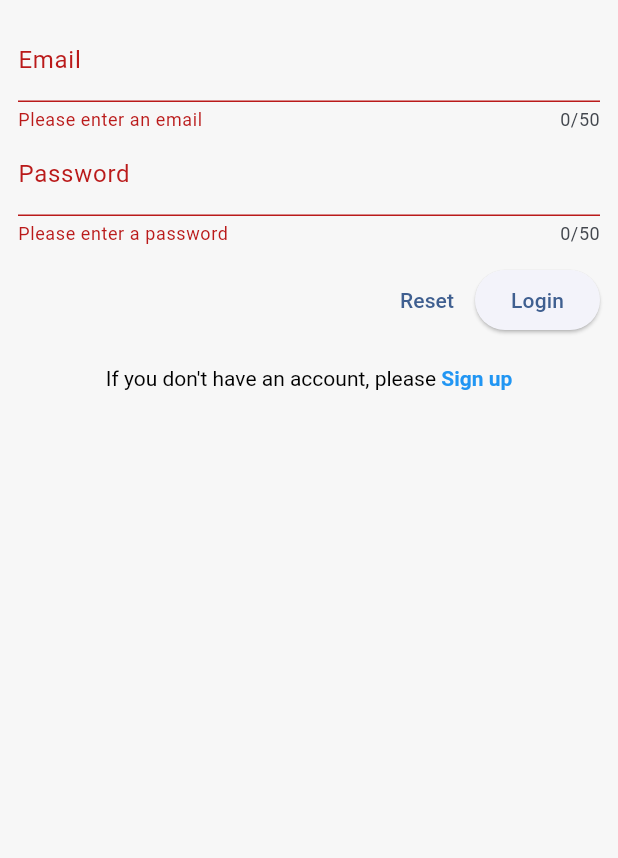
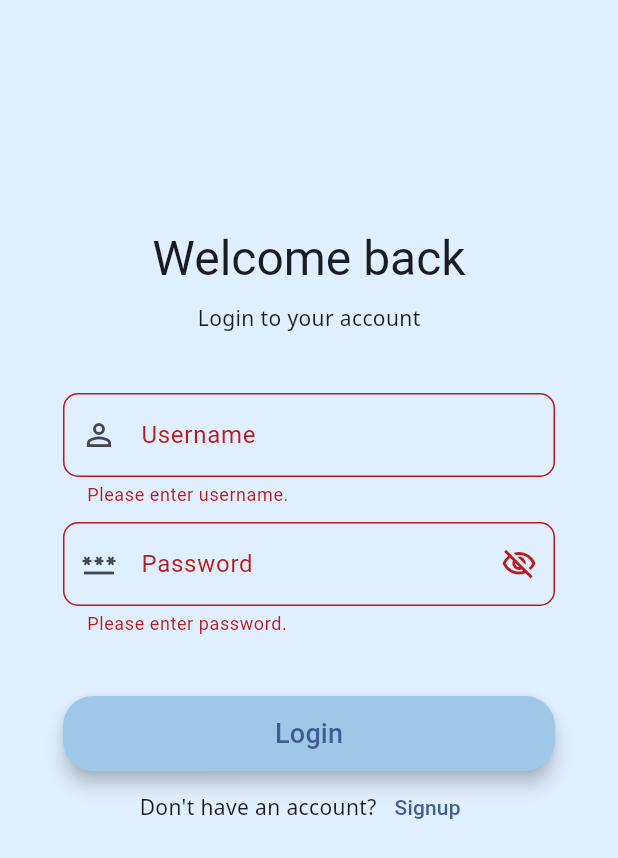
Before and after one commit to Sofiia13/travel_app, a Flutter app: the screen it shows after launch, after a tap on "Login", on a phone screen of 412 x 824 dp. Shown: the top 858 px of the screen. Run offline on Flutter 3.47's test engine with Material 3 defaults, Android fonts, the phone set to English and light mode, and no system bars; our stand-ins replace firebase_auth, firebase_core, firebase_database, flutter_chat_types, flutter_chat_ui, flutter_map and 6 more; missing offline and left inert: googleapis; accounts and stored records are empty.

Commit message:
Added ui to login screen

```diff
--- a/lib/screens/login.dart
+++ b/lib/screens/login.dart
@@ -1,4 +1,3 @@
-import 'package:flutter/gestures.dart';
 import 'package:flutter/material.dart';
 import 'package:firebase_auth/firebase_auth.dart';
 import 'package:travel_app/screens/create_journey.dart';
@@ -14,21 +13,22 @@ class LogInScreen extends StatefulWidget {
 
 class _LogInScreenState extends State<LogInScreen> {
   final _formKey = GlobalKey<FormState>();
-
   String emailAddress = '';
   String password = '';
+  bool isPasswordVisible = false;
 
   void signInWithEmailAndPassword() async {
     if (_formKey.currentState!.validate()) {
       _formKey.currentState!.save();
       try {
-        final credential = await FirebaseAuth.instance
-            .signInWithEmailAndPassword(
-                email: emailAddress, password: password);
-
+        await FirebaseAuth.instance.signInWithEmailAndPassword(
+          email: emailAddress,
+          password: password,
+        );
+        // Navigate to the main page after successful login
         _goToHomePage(context);
       } on FirebaseAuthException catch (e) {
-        // Handle specific error codes
+        // Handle specific Firebase errors with user-friendly messages
         String errorMessage;
         switch (e.code) {
           case 'user-not-found':
@@ -41,9 +41,6 @@ class _LogInScreenState extends State<LogInScreen> {
           case 'invalid-email':
             errorMessage = 'The email address is not valid.';
             break;
-          case 'invalid-credential':
-            errorMessage = 'The email address or password is not valid.';
-            break;
           case 'user-disabled':
             errorMessage = 'This user account has been disabled.';
             break;
@@ -53,11 +50,9 @@ class _LogInScreenState extends State<LogInScreen> {
           default:
             errorMessage = 'An unexpected error occurred. Please try again.';
         }
-        print('FirebaseAuthException: ${e.code}, Message: ${e.message}');
-
-        showMessage(errorMessage); // Use the custom message
+        showMessage(errorMessage);
       } catch (e) {
-        // Handle other exceptions
+        // Handle non-Firebase-related exceptions
         showMessage('An unexpected error occurred: $e');
       }
     }
@@ -84,6 +79,12 @@ class _LogInScreenState extends State<LogInScreen> {
     });
   }
 
+  void _togglePasswordVisibility() {
+    setState(() {
+      isPasswordVisible = !isPasswordVisible;
+    });
+  }
+
   void _goToHomePage(BuildContext context) {
     Navigator.of(context).pushReplacement(
       MaterialPageRoute(
@@ -93,7 +94,7 @@ class _LogInScreenState extends State<LogInScreen> {
   }
 
   void _goToSignUp(BuildContext context) {
-    Navigator.of(context).pushReplacement(
+    Navigator.of(context).push(
       MaterialPageRoute(
         builder: (ctx) => const SignUpScreen(),
       ),
@@ -102,43 +103,26 @@ class _LogInScreenState extends State<LogInScreen> {
 
   @override
   Widget build(BuildContext context) {
-    // var _isSending = false;
-
     return Scaffold(
-      body: Padding(
+      backgroundColor: Color.fromARGB(255, 224, 239, 255),
+      body: SingleChildScrollView(
+        // Ensures the body is scrollable
         padding: const EdgeInsets.all(12),
         child: Column(
+          mainAxisAlignment: MainAxisAlignment.center,
           children: [
+            const SizedBox(height: 60), // Adjust top padding for better spacing
             AuthenticationForm(
               authenticateUser: signInWithEmailAndPassword,
               formKey: _formKey,
               onEmailChanged: updateEmail,
               onPasswordChanged: updatePassword,
               buttonText: 'Login',
-              goTo: () {
-                // _goToHomePage(context);
-              },
+              isPasswordVisible: isPasswordVisible,
+              onTogglePasswordVisibility: _togglePasswordVisibility,
+              navigateToSignup: () => _goToSignUp(context),
             ),
-            const SizedBox(height: 20),
-            RichText(
-              text: TextSpan(
-                text: "If you don't have an account, please ",
-                style: const TextStyle(color: Colors.black),
-                children: [
-                  TextSpan(
-                    text: 'Sign up',
-                    style: const TextStyle(
-                      color: Colors.blue,
-                      fontWeight: FontWeight.bold,
-                    ),
-                    recognizer: TapGestureRecognizer()
-                      ..onTap = () {
-                        _goToSignUp(context);
-                      },
-                  ),
-                ],
-              ),
-            ),
+            const SizedBox(height: 20), // Add space at the bottom
           ],
         ),
       ),
--- a/lib/widgets/authentication_form.dart
+++ b/lib/widgets/authentication_form.dart
@@ -3,75 +3,118 @@ import 'package:flutter/material.dart';
 class AuthenticationForm extends StatelessWidget {
   AuthenticationForm({
     super.key,
-    required this.authenticateUser,
     required this.formKey,
     required this.onEmailChanged,
     required this.onPasswordChanged,
+    required this.authenticateUser,
     required this.buttonText,
-    required this.goTo,
+    required this.onTogglePasswordVisibility,
+    required this.isPasswordVisible,
+    required this.navigateToSignup,
   });
 
-  final void Function() authenticateUser;
   final GlobalKey<FormState> formKey;
   final void Function(String) onEmailChanged;
   final void Function(String) onPasswordChanged;
+  final void Function() authenticateUser;
   final String buttonText;
-  void Function() goTo;
+  final void Function() onTogglePasswordVisibility;
+  final bool isPasswordVisible;
+  final void Function() navigateToSignup;
 
   @override
   Widget build(BuildContext context) {
-    return Form(
+    return SafeArea(
+      child: SingleChildScrollView(
+        padding: const EdgeInsets.symmetric(horizontal: 30),
+        child: Column(
+          children: [
+            const SizedBox(height: 80),
+            Text(
+              "Welcome back",
+              style: Theme.of(context).textTheme.headlineLarge,
+            ),
+            const SizedBox(height: 10),
+            Text(
+              "Login to your account",
+              style: Theme.of(context).textTheme.bodyMedium,
+            ),
+            const SizedBox(height: 40),
+            Form(
               key: formKey,
               child: Column(
                 children: [
+                  // Username TextFormField
                   TextFormField(
-            maxLength: 50,
-            decoration: const InputDecoration(
-              label: Text('Email'),
+                    decoration: InputDecoration(
+                      labelText: "Username",
+                      prefixIcon: const Icon(Icons.person_outline),
+                      border: OutlineInputBorder(
+                        borderRadius: BorderRadius.circular(10),
+                      ),
                     ),
                     keyboardType: TextInputType.emailAddress,
-            validator: (value) {
-              if (value == null || value.isEmpty) {
-                return 'Please enter an email';
-              }
-              return null;
-            },
                     onChanged: onEmailChanged,
+                    validator: (value) => value == null || value.isEmpty
+                        ? "Please enter username."
+                        : null,
                   ),
+                  const SizedBox(height: 10),
+                  // Password TextFormField
                   TextFormField(
-            maxLength: 50,
-            decoration: const InputDecoration(
-              label: Text('Password'),
+                    decoration: InputDecoration(
+                      labelText: "Password",
+                      prefixIcon: const Icon(Icons.password_outlined),
+                      suffixIcon: IconButton(
+                        onPressed: onTogglePasswordVisibility,
+                        icon: Icon(isPasswordVisible
+                            ? Icons.visibility_outlined
+                            : Icons.visibility_off_outlined),
                       ),
-            validator: (value) {
-              if (value == null || value.isEmpty) {
-                return 'Please enter a password';
-              } else if (value.length < 6) {
-                return 'Password must be at least 6 characters';
-              }
-              return null; // Input is valid
-            },
+                      border: OutlineInputBorder(
+                        borderRadius: BorderRadius.circular(10),
+                      ),
+                    ),
+                    obscureText: !isPasswordVisible,
+                    keyboardType: TextInputType.visiblePassword,
                     onChanged: onPasswordChanged,
+                    validator: (value) => value == null || value.isEmpty
+                        ? "Please enter password."
+                        : null,
                   ),
-          const SizedBox(height: 12),
+                  const SizedBox(height: 40),
+                  // Authentication Button
+                  ElevatedButton(
+                    style: ElevatedButton.styleFrom(
+                      backgroundColor: const Color.fromARGB(255, 159, 199, 231),
+                      minimumSize: const Size.fromHeight(50),
+                      shape: RoundedRectangleBorder(
+                        borderRadius: BorderRadius.circular(20),
+                      ),
+                      elevation: 5,
+                    ),
+                    onPressed: authenticateUser,
+                    child: Text(
+                      buttonText,
+                      style: const TextStyle(fontSize: 18),
+                    ),
+                  ),
                   Row(
-            mainAxisAlignment: MainAxisAlignment.end,
+                    mainAxisAlignment: MainAxisAlignment.center,
                     children: [
+                      const Text("Don't have an account?"),
                       TextButton(
-                onPressed: () {},
-                child: const Text('Reset'),
+                        onPressed: navigateToSignup,
+                        child: const Text("Signup"),
                       ),
-              ElevatedButton(
-                onPressed: () {
-                  authenticateUser();
-                  goTo();
-                },
-                child: Text(buttonText),
-              )
                     ],
                   ),
                 ],
               ),
+            ),
+          ],
+        ),
+      ),
     );
   }
 }
```
Lines whose indentation alone changed are shown as unchanged.
